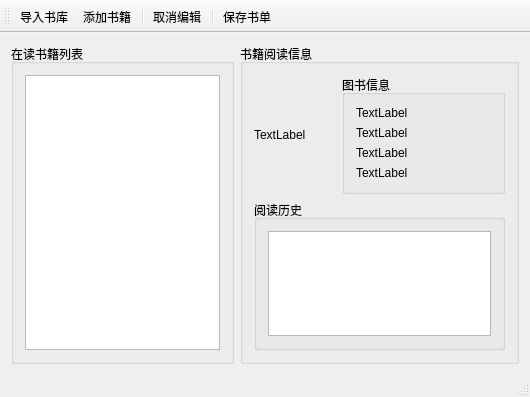
First picture: the form in mainwindow.ui, repository MarJoSong/BookManger, before the edit.
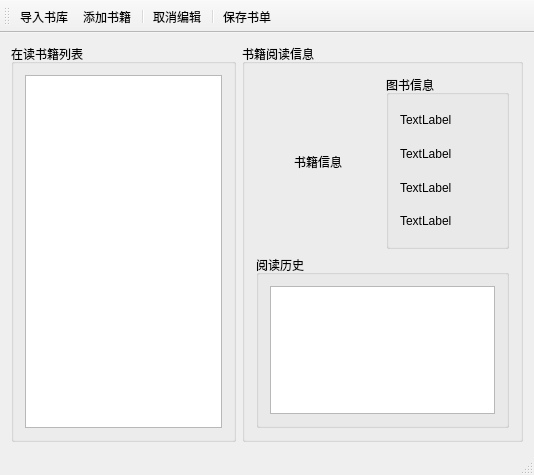
Second picture: the form after the edit. Icons and pictures are not drawn.

Commit message: Show Book's SnapShot

```diff
--- a/mainwindow.ui
+++ b/mainwindow.ui
@@ -6,14 +6,14 @@
    <rect>
     <x>0</x>
     <y>0</y>
-    <width>530</width>
-    <height>397</height>
+    <width>534</width>
+    <height>475</height>
    </rect>
   </property>
   <property name="maximumSize">
    <size>
-    <width>600</width>
-    <height>500</height>
+    <width>16777215</width>
+    <height>16777215</height>
    </size>
   </property>
   <property name="windowTitle">
@@ -40,15 +40,30 @@
         <property name="title">
          <string>书籍阅读信息</string>
         </property>
-        <layout class="QVBoxLayout" name="verticalLayout_6">
+        <layout class="QVBoxLayout" name="verticalLayout_5">
          <item>
-          <layout class="QVBoxLayout" name="verticalLayout_5">
+          <layout class="QVBoxLayout" name="verticalLayout_4" stretch="1,1">
            <item>
-            <layout class="QHBoxLayout" name="horizontalLayout_2" stretch="1,2">
+            <layout class="QHBoxLayout" name="horizontalLayout_2">
              <item>
-              <widget class="QLabel" name="label">
+              <widget class="QLabel" name="bookSnap">
+               <property name="sizePolicy">
+                <sizepolicy hsizetype="Preferred" vsizetype="Preferred">
+                 <horstretch>0</horstretch>
+                 <verstretch>0</verstretch>
+                </sizepolicy>
+               </property>
+               <property name="frameShape">
+                <enum>QFrame::NoFrame</enum>
+               </property>
+               <property name="frameShadow">
+                <enum>QFrame::Plain</enum>
+               </property>
                <property name="text">
-                <string>TextLabel</string>
+                <string>书籍信息</string>
+               </property>
+               <property name="alignment">
+                <set>Qt::AlignCenter</set>
                </property>
               </widget>
              </item>
@@ -57,7 +72,7 @@
                <property name="title">
                 <string>图书信息</string>
                </property>
-               <layout class="QVBoxLayout" name="verticalLayout_4">
+               <layout class="QVBoxLayout" name="verticalLayout_6">
                 <item>
                  <widget class="QLabel" name="label_2">
                   <property name="text">
```
Left out of the diff: 12 changed lines with no effect on the pictures. The commit also changes 74 other files.
